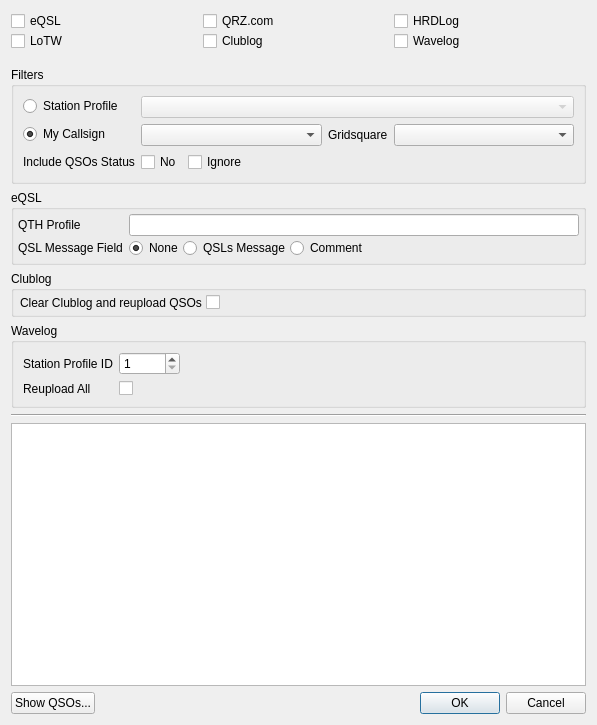
This is ui/UploadQSODialog.ui in foldynl/QLog as Qt 5 draws it before an edit. The edited form follows.
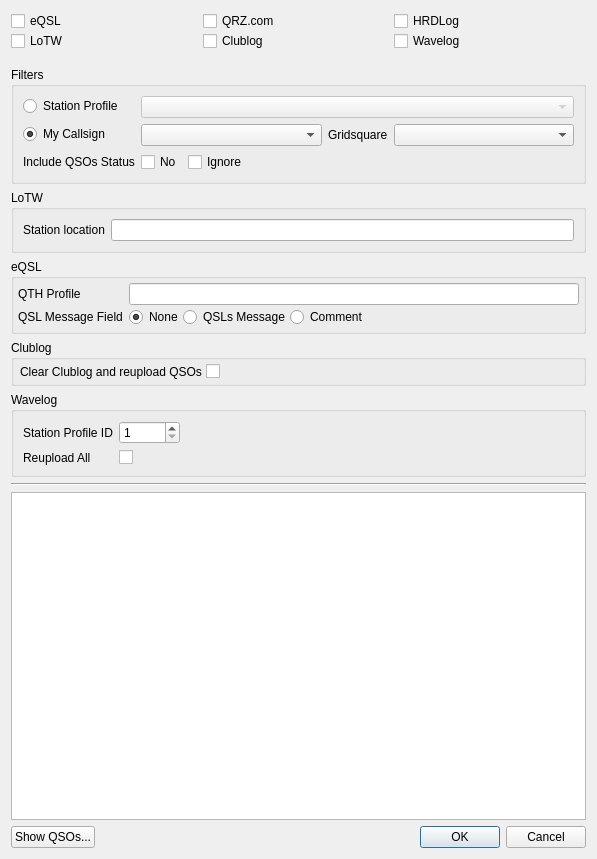
This is the edited form.

Commit message: LoTW upload - add option to specify "Station location" parameter

```diff
--- a/ui/UploadQSODialog.ui
+++ b/ui/UploadQSODialog.ui
@@ -7,7 +7,7 @@
     <x>0</x>
     <y>0</y>
     <width>597</width>
-    <height>725</height>
+    <height>859</height>
    </rect>
   </property>
   <property name="sizePolicy">
@@ -310,6 +310,25 @@
      </layout>
     </widget>
    </item>
+   <item>
+    <widget class="QGroupBox" name="lotwGroup">
+     <property name="title">
+      <string>LoTW</string>
+     </property>
+     <layout class="QFormLayout" name="formLayout_1">
+    <item row="0" column="0">
+      <widget class="QLabel" name="lotwStationLocLabel">
+       <property name="text">
+        <string>Station location</string>
+       </property>
+       </widget>
+      </item>
+      <item row="0" column="1">
+       <widget class="QLineEdit" name="lotwStationLocEdit"/>
+      </item>
+     </layout>
+    </widget>
+   </item>
    <item>
     <widget class="QGroupBox" name="eqslGroup">
      <property name="enabled">
```
Left out of the diff: 17 changed lines with no effect on the pictures. The commit also changes 5 other files.
